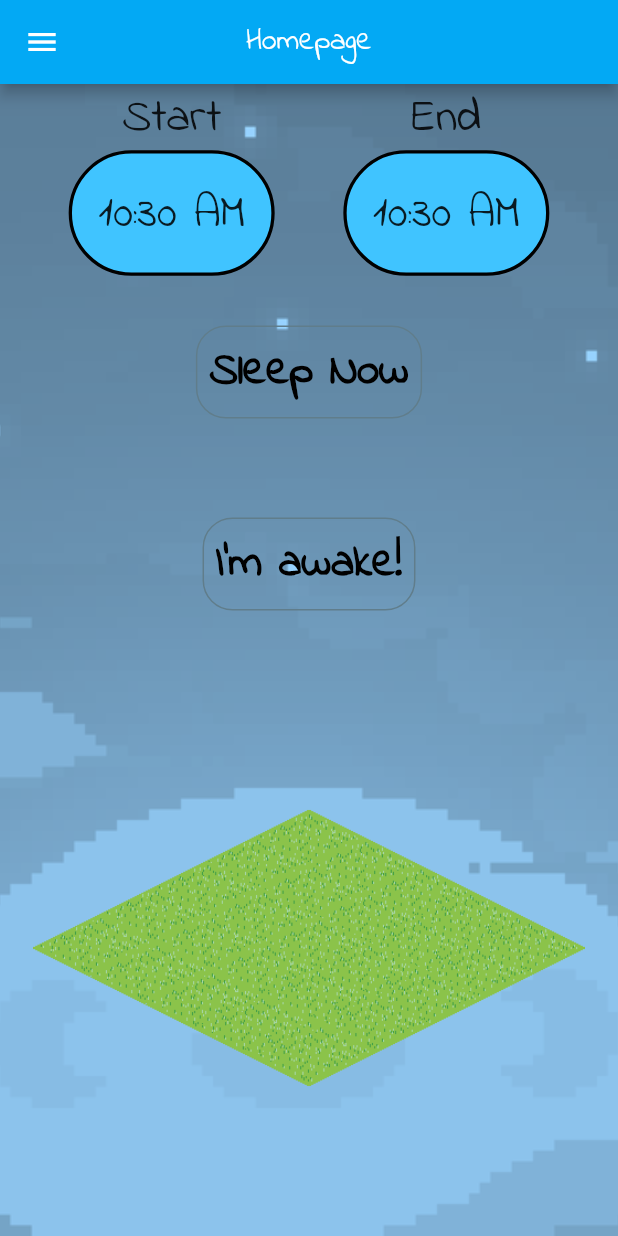
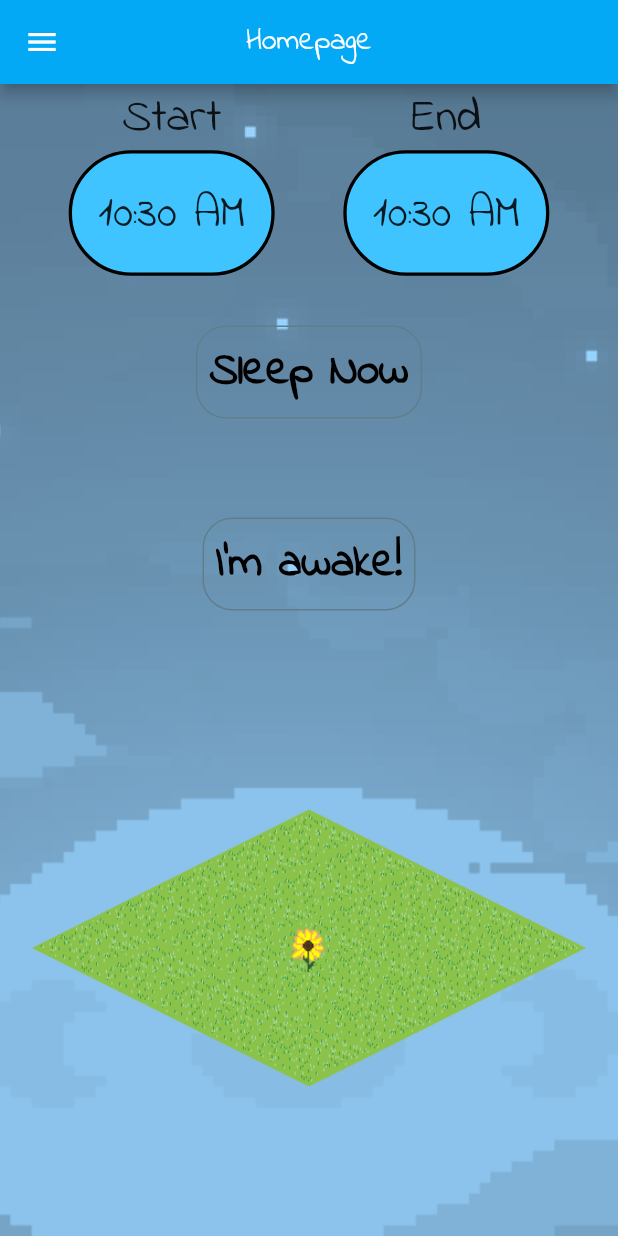
Before and after one commit to yuuutong/Orbital-Project, a Flutter app: the HomeScreen screen opened directly, on a phone screen of 412 x 824 dp. Run offline on Flutter 3.47's test engine with Material 2 defaults, Android fonts, the light colour scheme and no system bars; our stand-ins replace cloud_firestore, firebase_auth, firebase_core, fl_chart, flutter_spinkit, flutter_tags and 1 more; missing offline and left inert: dart:ffi; accounts and stored records are empty.

Commit message:
added flower on homepage

```diff
--- a/sleeplah/lib/Screens/Home_Screen.dart
+++ b/sleeplah/lib/Screens/Home_Screen.dart
@@ -46,12 +46,19 @@ class _HomeScreenState extends State<HomeScreen> {
           Flexible(
               fit: FlexFit.tight, flex: 1, child: wakeUpButton("I'm awake!")),
           Flexible(
-              fit: FlexFit.tight,
-              flex: 3,
-              child: Container(
-                  padding: const EdgeInsets.all(8.0),
-                  child: const Image(
-                      image: AssetImage("assets/images/field.png"))))
+            fit: FlexFit.tight,
+            flex: 3,
+            child: Container(
+              padding: const EdgeInsets.all(8.0),
+              child: Stack(
+                alignment: Alignment.center,
+                children: const <Widget>[
+                  Image(image: AssetImage("assets/images/field.png")),
+                  Image(image: AssetImage("assets/images/sunflower.png")),
+                ],
+              ),
+            ),
+          )
         ])
       ]),
       drawer: Drawer(
--- a/sleeplah/lib/main.dart
+++ b/sleeplah/lib/main.dart
@@ -22,7 +22,9 @@ class MyApp extends StatelessWidget {
           fontFamily: 'IndieFlower',
           primarySwatch: Colors.blue,
         ),
-        home: LoginScreen() //HomeScreen(),
+        home:
+          // LoginScreen(),
+          HomeScreen(),
         );
   }
 }
```
Also changed, not shown: sleeplah/pubspec.lock.
